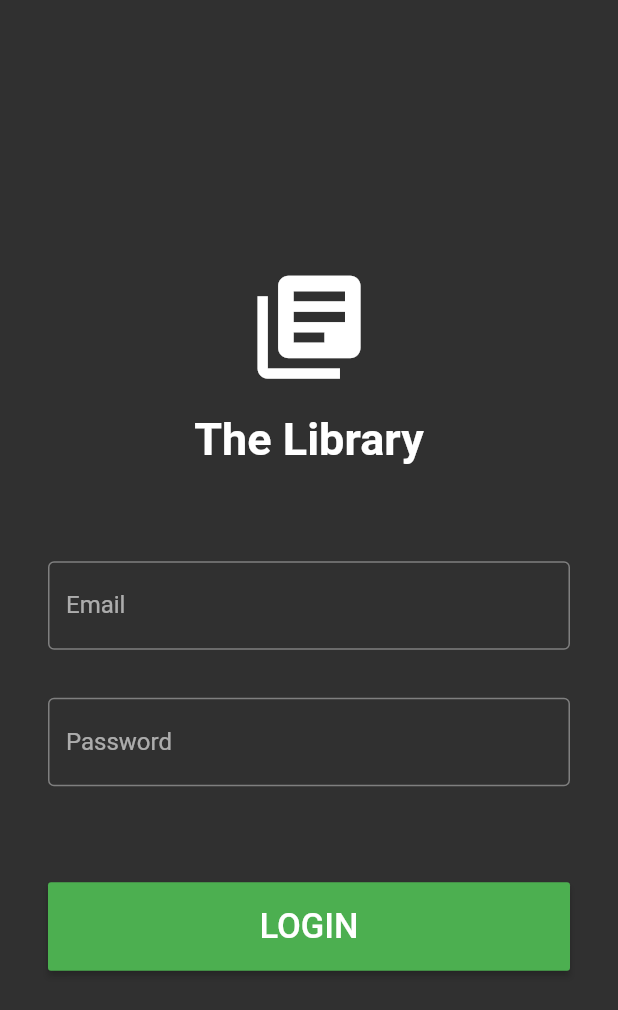
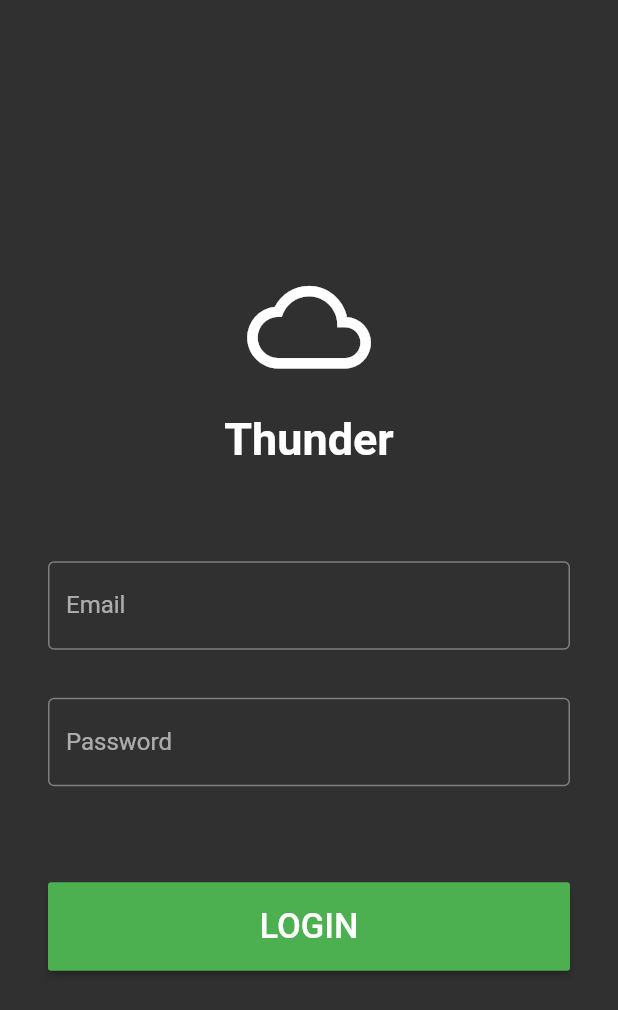
Before and after one commit to Digital-Vault/Thunder, a Flutter app: the screen it shows after launch, on a phone screen of 412 x 824 dp. Shown: the top 1010 px of the screen. Run offline on Flutter 3.47's test engine with Material 2 defaults, Android fonts, the phone set to English and light mode, and no system bars; our stand-ins replace rxdart, transparent_image; project files that could hold a hidden picture were left out.

```diff
--- a/lib/login_header.dart
+++ b/lib/login_header.dart
@@ -19,7 +19,7 @@ class LoginHeader extends StatelessWidget {
     final size = MediaQuery.of(context).size.width / 5;
 
     return Icon(
-      Icons.library_books,
+      Icons.cloud_queue,
       size: size,
     );
   }
@@ -27,7 +27,7 @@ class LoginHeader extends StatelessWidget {
   Widget _buildText() => const Padding(
         padding: EdgeInsets.only(top: 16, bottom: 64),
         child: Text(
-          'The Library',
+          'Thunder',
           textAlign: TextAlign.center,
           style: TextStyle(fontSize: 30, fontWeight: FontWeight.w700),
         ),
```
Also changed, not shown: pubspec.lock, 2 other files.
